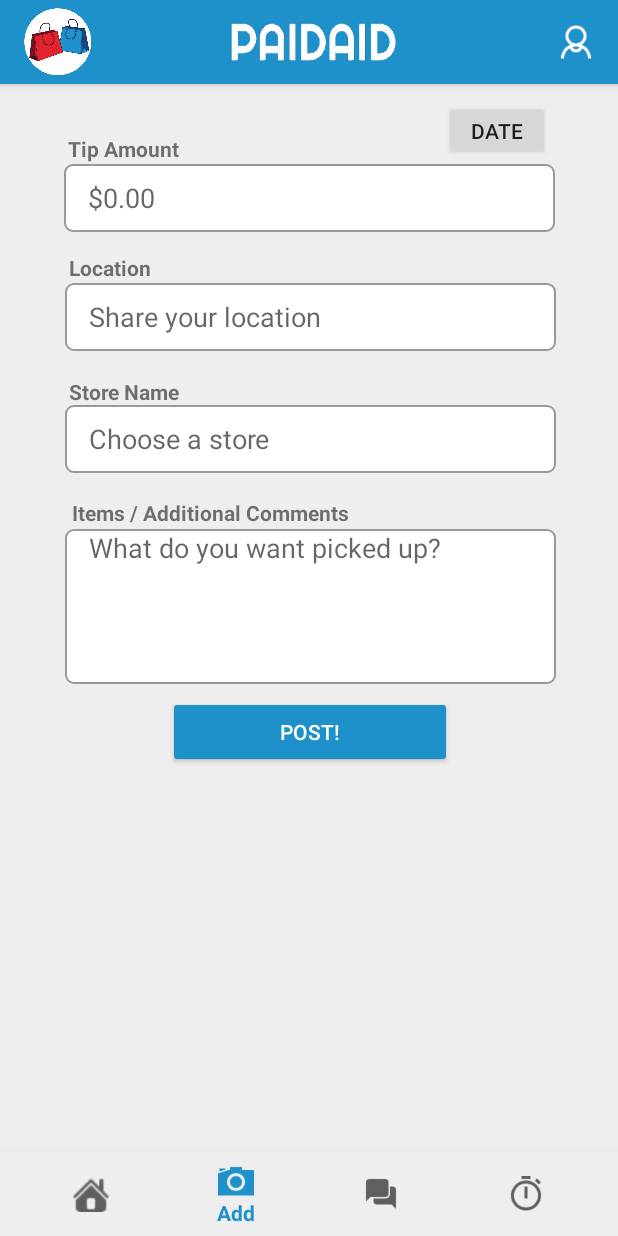
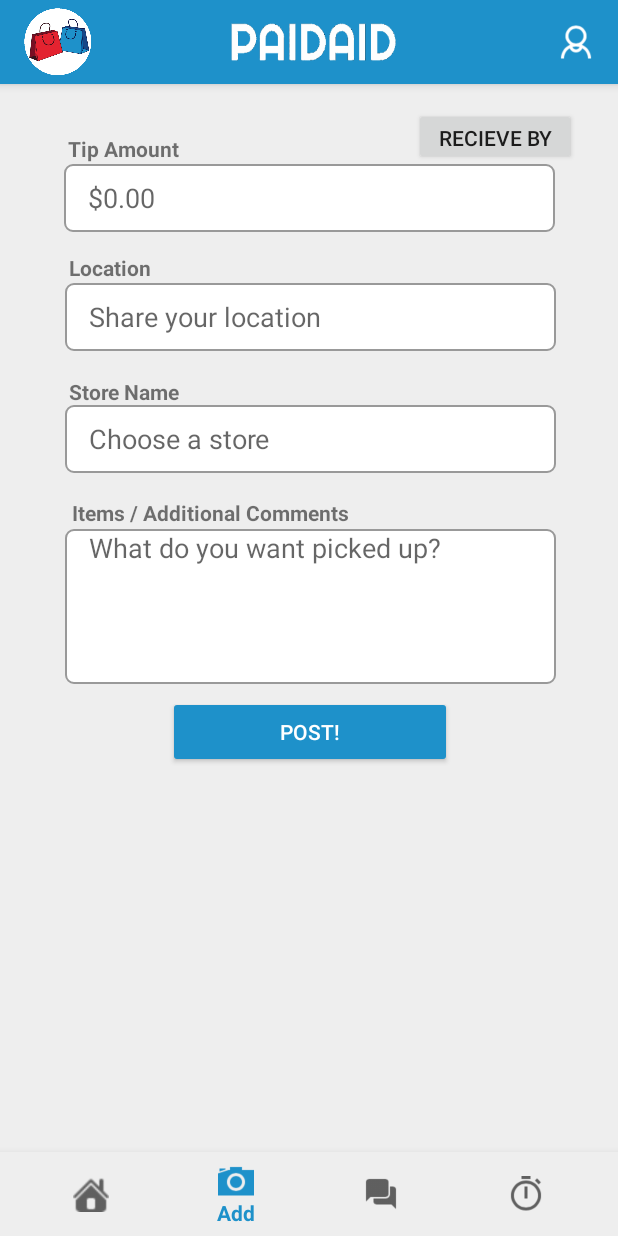
Before and after one commit to jakeknowles/PaidAid, an Android app: the screen it shows after launch (HomeActivity), item 2 of the bottom bar chosen, on a phone screen of 412 x 824 dp. Run offline under Robolectric (Android 15) with nearby library versions, the phone set to English and light mode, and no system bars.

Commit message:
Added DatePickerFragment and added button on AddRequestFragment for opening the calendar. doesnt work yet

```diff
--- a/app/src/main/java/uw/tacoma/edu/paidaid/coreFeatures/AddRequestFragment.java
+++ b/app/src/main/java/uw/tacoma/edu/paidaid/coreFeatures/AddRequestFragment.java
@@ -17,11 +17,10 @@ import uw.tacoma.edu.paidaid.R;
  * Add Button Fragment from clicking "Add" on home screen. */
 public class AddRequestFragment extends Fragment  {
 
-    /** OnFragmentInteractionListener */
-    private OnFragmentInteractionListener mListener;
 
     /** Constructor */
     public AddRequestFragment() {}
+
 
     /**
      * onCreate
@@ -30,7 +29,9 @@ public class AddRequestFragment extends Fragment  {
     @Override
     public void onCreate(Bundle savedInstanceState) {
         super.onCreate(savedInstanceState);
+
     }
+
 
 
     /**
@@ -46,18 +47,10 @@ public class AddRequestFragment extends Fragment  {
     }
 
 
-    /**
-     * onButtonPressed
-     * @param uri uri is a string of characters used to identify a resource.
-     */
-    public void onButtonPressed(Uri uri) {
-        if (mListener != null) {
-            mListener.onFragmentInteraction(uri);
-        }
-    }
 
     /** OnFragmentInteractionListener */
     public interface OnFragmentInteractionListener {
         void onFragmentInteraction(Uri uri);
     }
+
 }
--- a/app/src/main/java/uw/tacoma/edu/paidaid/view/HomeActivity.java
+++ b/app/src/main/java/uw/tacoma/edu/paidaid/view/HomeActivity.java
@@ -1,5 +1,6 @@
 package uw.tacoma.edu.paidaid.view;
 
+import android.app.DialogFragment;
 import android.content.Context;
 import android.content.Intent;
 import android.content.SharedPreferences;
@@ -76,6 +77,7 @@ public class HomeActivity extends AppCompatActivity implements RequestFragment.O
                 public boolean onNavigationItemSelected(@NonNull MenuItem item) {
 
                     switch (item.getItemId()) {
+
                         case R.id.home_button:
                             Fragment fragHome = getSupportFragmentManager()
                                     .findFragmentByTag(getString(R.string.home_tag));
@@ -85,15 +87,17 @@ public class HomeActivity extends AppCompatActivity implements RequestFragment.O
                              else
                                 replaceFragmentNoBackStack(fragHome);
                             break;
+
                         case R.id.add_button:
                             Fragment fragAdd = getSupportFragmentManager()
                                     .findFragmentByTag(getString(R.string.add_tag));
 
-                            if (fragAdd == null) {
+                            if (fragAdd == null)
                                 addFragmentNoBackStack(new AddRequestFragment(), getString(R.string.add_tag));
-                            } else
+                             else
                                 replaceFragmentNoBackStack(fragAdd);
                             break;
+
                         case R.id.messages_button:
                             Fragment fragMes = getSupportFragmentManager()
                                     .findFragmentByTag(getString(R.string.messages_tag));
@@ -103,6 +107,7 @@ public class HomeActivity extends AppCompatActivity implements RequestFragment.O
                             else
                                 replaceFragmentNoBackStack(fragMes);
                             break;
+
                         case R.id.requests_button:
                             Fragment fragReq = getSupportFragmentManager()
                                     .findFragmentByTag(getString(R.string.myRequests_tag));
@@ -112,14 +117,13 @@ public class HomeActivity extends AppCompatActivity implements RequestFragment.O
                             else
                                 replaceFragmentNoBackStack(fragReq);
                             break;
+
                     }
                     return true;
                 }
             });
+        }
 
-
-
-        }
 
     /**
      * Method that replaces a fragment without adding it to the backstack
@@ -187,6 +191,11 @@ public class HomeActivity extends AppCompatActivity implements RequestFragment.O
         }
     }
 
+    public void launchDatePicker() {
+        DialogFragment picker = new DatePickerFragment();
+        picker.show(getFragmentManager(), "datePicker");
+    }
+
 
     /** Need for future use */
     @Override
--- a/app/src/main/res/layout/fragment_add_request_button.xml
+++ b/app/src/main/res/layout/fragment_add_request_button.xml
@@ -6,6 +6,7 @@
     android:layout_width="match_parent"
     android:layout_height="match_parent"
     android:orientation="vertical"
+    android:id="@+id/add_request_button_layout"
     android:background="@color/light_light_grey">
 
 
@@ -196,13 +197,14 @@
 
     <Button
         android:id="@+id/date_picker_button"
-        android:layout_width="70dp"
-        android:layout_height="39dp"
-        android:text="Date"
+        android:layout_width="108dp"
+        android:layout_height="38dp"
+        android:text="Recieve by"
         app:layout_constraintTop_toTopOf="parent"
-        android:layout_marginTop="11dp"
-        android:layout_marginRight="46dp"
-        app:layout_constraintRight_toRightOf="parent" />
+        android:layout_marginTop="16dp"
+        android:layout_marginRight="28dp"
+        app:layout_constraintRight_toRightOf="parent"
+        android:onClick="launchDatePicker"/>
 
 
 </android.support.constraint.ConstraintLayout>
```
Also changed, not shown: app/src/main/java/uw/tacoma/edu/paidaid/view/DatePickerFragment.java (added, +38 -0 lines), app/src/main/res/layout/fragment_date_picker.xml (added, +8 -0 lines).
